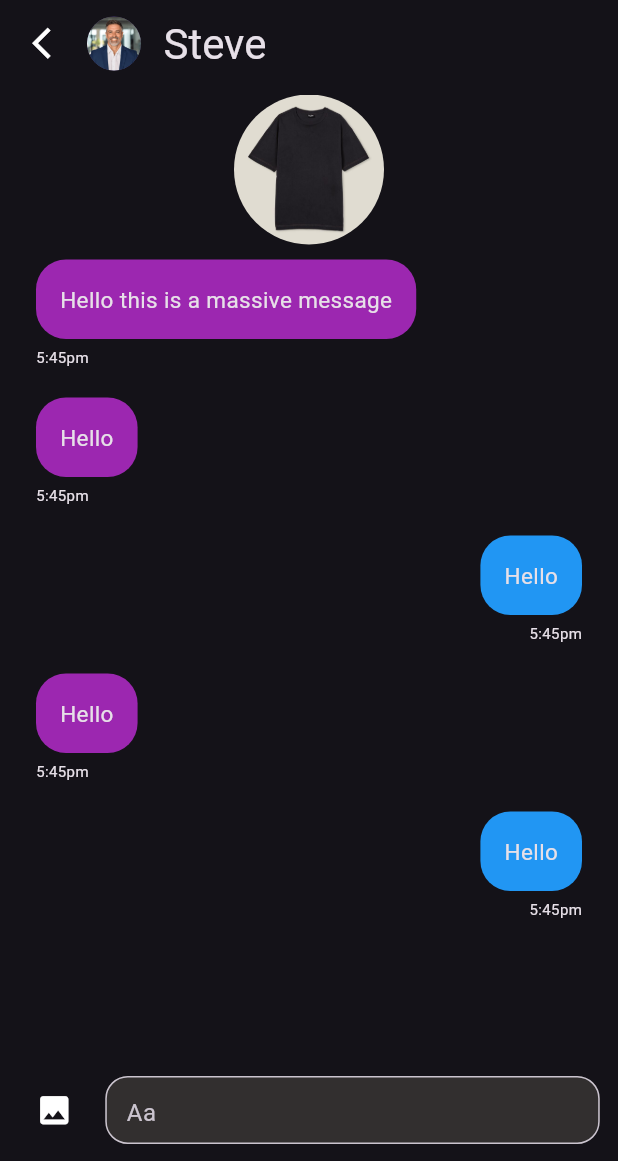
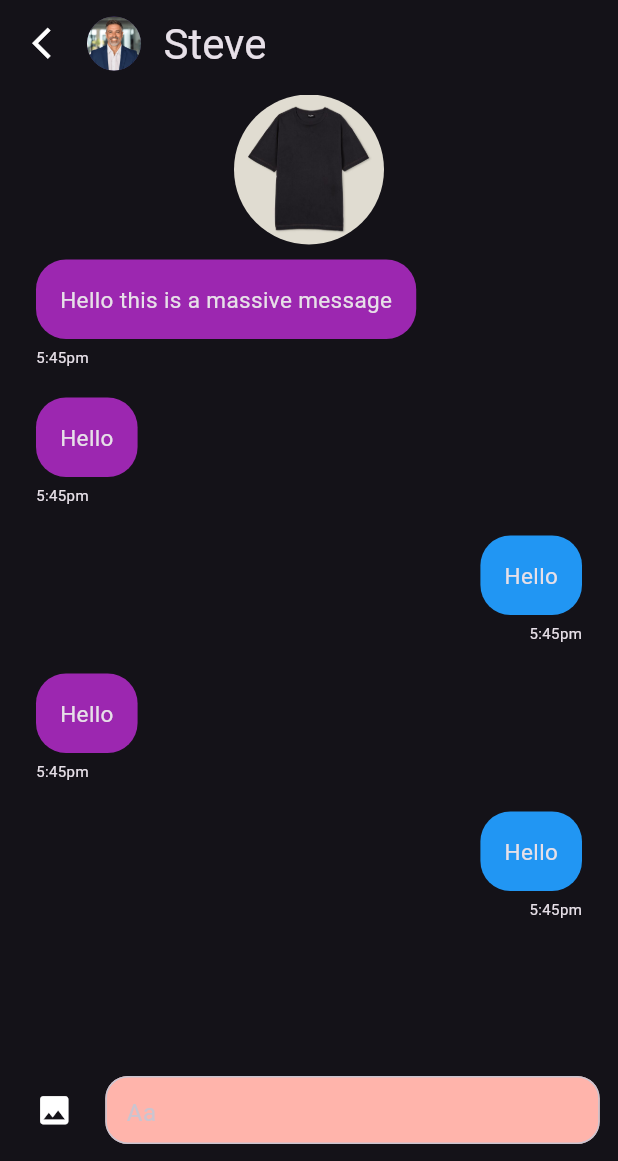
Before and after one commit to Fiversity-1/StyleSwap, a Flutter app: the MessageChat screen opened by its route, on a phone screen of 412 x 824 dp, the part 75-1236 px from its top. Run offline on Flutter 3.47's test engine with Material 3 defaults, Android fonts, the light colour scheme and no system bars; our stand-ins replace flutter_card_swiper, flutter_hooks, flutter_slidable, image_picker, like_button, reorderable_grid_view and 2 more; missing offline and left inert: confirm_dialog, flutter_flip_card, flutter_reorderable_grid_view, tutorial_coach_mark; accounts and stored records are empty.

Commit message:
dark theme done

```diff
--- a/lib/theme/theme.dart
+++ b/lib/theme/theme.dart
@@ -47,64 +47,24 @@ ThemeData darkTheme = ThemeData(
         backgroundColor:  Color(4281804380)), // onPrimary: Color(4281804380),
     elevatedButtonTheme: ElevatedButtonThemeData(
       style: ElevatedButton.styleFrom(
-        foregroundColor: Colors.white,
+        foregroundColor: Color(4293386472), // onSurface: Color(4293386472),
         shape: RoundedRectangleBorder(
           borderRadius: BorderRadius.circular(20),
         ),
       ),
     ),
-    hoverColor: Colors.deepPurpleAccent,
+    hoverColor: Color(4281804380), // onPrimary: Color(4281804380),
     listTileTheme: const ListTileThemeData(
-      tileColor: Color.fromARGB(255, 59, 53, 53),
-      leadingAndTrailingTextStyle: TextStyle(color: Colors.white),
-      iconColor: Colors.white,
-      selectedTileColor: Colors.deepPurple,
+      tileColor: Color(4291935485), // primary: Color(4291935485),
+      leadingAndTrailingTextStyle: TextStyle(color: Color(4293386472)),  // onSurface: Color(4293386472),
+      iconColor: Color(4293386472), // onSurface: Color(4293386472),
+      selectedTileColor: Color(4280422214),  // onPrimaryFixed: Color(4280422214),
       selectedColor: Colors.white,
     ),
     inputDecorationTheme: const InputDecorationTheme(
-        fillColor: Color.fromARGB(255, 50, 47, 47),
+        fillColor: Color(4294948011),  // error: Color(4294948011),
         prefixIconColor: Colors.white),
     hintColor: Colors.white);
-
-
-
-//ThemeData darkTheme = ThemeData(
-//    useMaterial3: true,
-//    colorScheme: ColorScheme.fromSeed(
-//        seedColor: Colors.deepPurple,
-//        primary: Colors.deepPurple,
-//        surface: const Color.fromARGB(255, 43, 41, 41),
-//        brightness: Brightness.dark),
-//    iconTheme: const IconThemeData(color: Colors.white),
-//    appBarTheme: const AppBarTheme(
-//      color: Colors.deepPurple,
-//      iconTheme: IconThemeData(color: Colors.white),
-//    ),
-//    bottomNavigationBarTheme: const BottomNavigationBarThemeData(
-//        selectedItemColor: Colors.deepPurpleAccent,
-//        unselectedItemColor: Colors.grey,
-//        backgroundColor: Colors.black12),
-//    elevatedButtonTheme: ElevatedButtonThemeData(
-//      style: ElevatedButton.styleFrom(
-//        foregroundColor: Colors.white,
-//        shape: RoundedRectangleBorder(
-//          borderRadius: BorderRadius.circular(20),
-//        ),
-//      ),
-//    ),
-//    hoverColor: Colors.deepPurpleAccent,
-//    listTileTheme: const ListTileThemeData(
-//      tileColor: Color.fromARGB(255, 59, 53, 53),
-//      leadingAndTrailingTextStyle: TextStyle(color: Colors.white),
-//      iconColor: Colors.white,
-//      selectedTileColor: Colors.deepPurple,
-//      selectedColor: Colors.white,
-//    ),
-//    inputDecorationTheme: const InputDecorationTheme(
-//        fillColor: Color.fromARGB(255, 50, 47, 47),
-//        prefixIconColor: Colors.white),
-//    hintColor: Colors.white);
-
 
 
 
```
